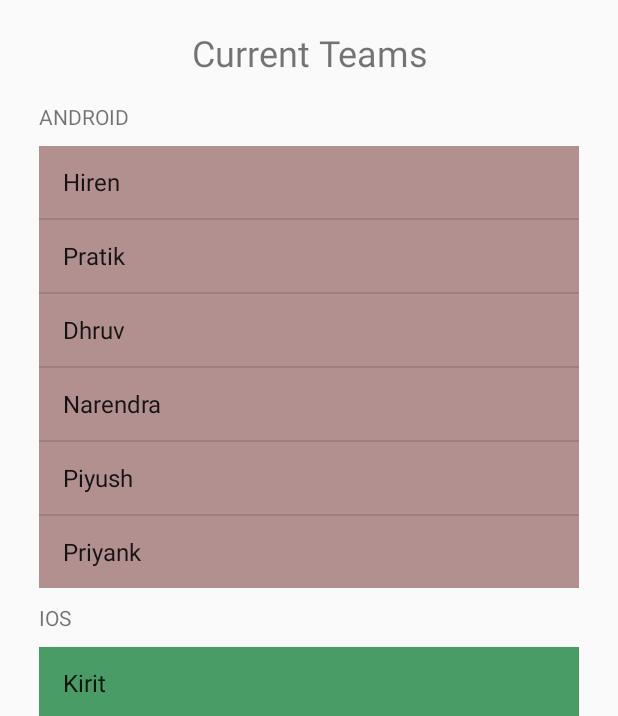
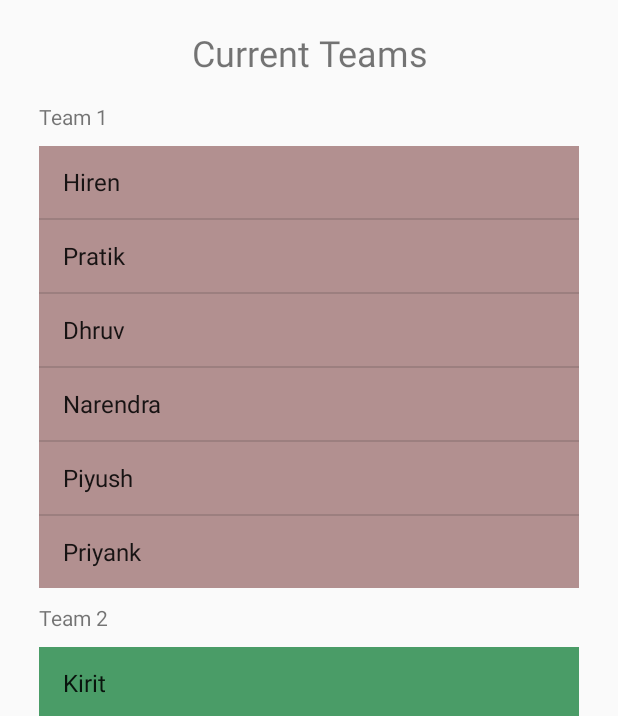
Before and after one commit to CapnPeanut/TeamGenerator, an Android app: the screen it shows after launch (MainActivity), on a phone screen of 412 x 824 dp. Shown: the part 184-900 px from the top of the screen. Run offline under Robolectric (Android 15) with nearby library versions, the phone set to English and light mode, and no system bars.

Commit message:
Added a second activity

```diff
--- a/app/src/main/AndroidManifest.xml
+++ b/app/src/main/AndroidManifest.xml
@@ -15,6 +15,7 @@
                 <category android:name="android.intent.category.LAUNCHER" />
             </intent-filter>
         </activity>
+        <activity android:name=".CreateTeamsActivity"></activity>
     </application>
 
 </manifest>
--- /dev/null
+++ b/app/src/main/java/com/example/captainpeanut/teamgenerator/TeamSelectionPage.java
@@ -0,0 +1,4 @@
+package com.example.captainpeanut.teamgenerator;
+
+public class TeamSelectionPage {
+}
--- a/app/src/main/res/layout/activity_main.xml
+++ b/app/src/main/res/layout/activity_main.xml
@@ -50,7 +50,7 @@
                 android:layout_width="match_parent"
                 android:layout_height="wrap_content"
                 android:gravity="center_vertical"
-                android:text="ANDROID" />
+                android:text="Team 1" />
 
             <ListView
                 android:id="@+id/listView1"
@@ -65,7 +65,7 @@
                 android:layout_height="wrap_content"
                 android:layout_marginTop="10dip"
                 android:gravity="center_vertical"
-                android:text="IOS" />
+                android:text="Team 2" />
 
             <ListView
                 android:id="@+id/listView2"
```
Also changed, not shown: app/src/main/java/com/example/captainpeanut/teamgenerator/CreateTeamsActivity.java (added, +13 -0 lines), app/src/main/res/layout/activity_create_teams.xml (added, +19 -0 lines).
